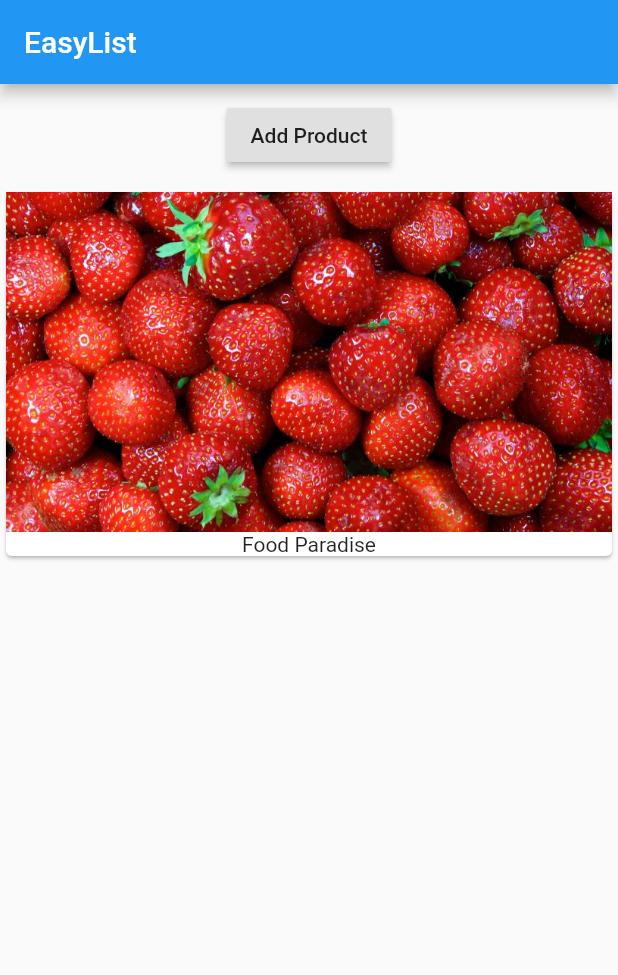
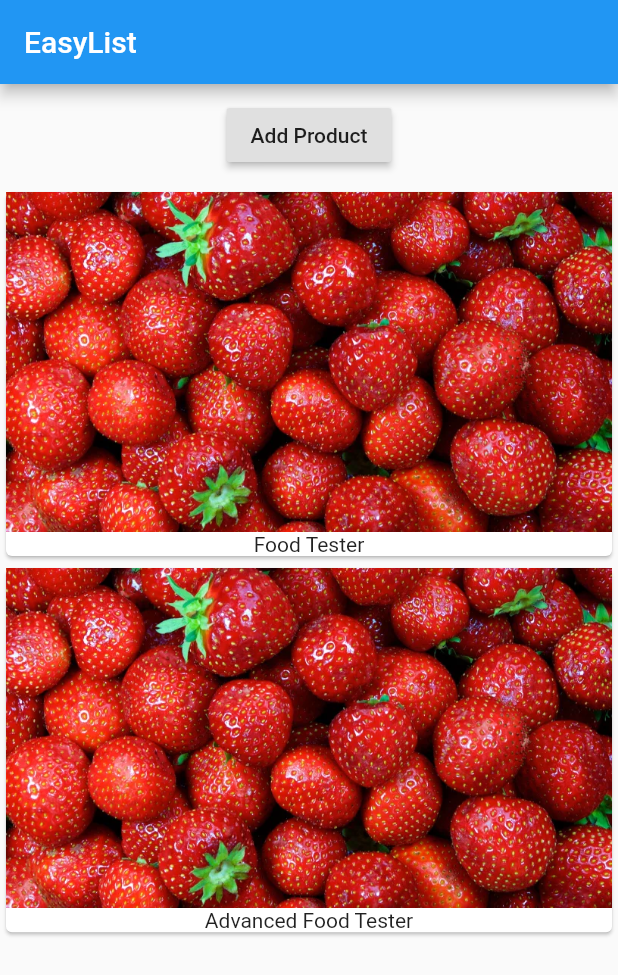
Before and after one commit to franck-noahk/my-second-flutter-app, a Flutter app: the screen it shows after launch, after a tap on "Add Product", on a phone screen of 412 x 824 dp. Shown: the top 975 px of the screen. Run offline on Flutter 3.47's test engine with Material 2 defaults, Android fonts, the phone set to English and light mode, and no system bars.

Commit message:
This is how you tell flutter to watch your variable for changes

```diff
--- a/lib/main.dart
+++ b/lib/main.dart
@@ -11,6 +11,8 @@ class MyApp extends StatefulWidget {
 }
 
 class _MyAppState extends State<MyApp> {
+  List<String> _products = ['Food Tester'];
+
   @override
   Widget build(BuildContext context) {
     return MaterialApp(
@@ -24,19 +26,28 @@ class _MyAppState extends State<MyApp> {
               margin: EdgeInsets.all(10.0),
               child: RaisedButton(
                 child: Text("Add Product"),
-                onPressed: () {},
+                onPressed: () {
+                  setState(() {
+                    _products.add("Advanced Food Tester");
+                  });
+                },
               ),
             ),
-            Card(
+            Column(
+                children: _products
+                    .map(
+                      (element) => Card(
                             child: Column(
                               children: <Widget>[
                                 Image.asset(
                                   'assets/food.jpg',
                                 ),
-                  Text("Food Paradise"),
+                                Text(element),
                               ],
                             ),
                           ),
+                    )
+                    .toList())
           ],
         ),
       ),
```
Lines whose indentation alone changed are shown as unchanged.
